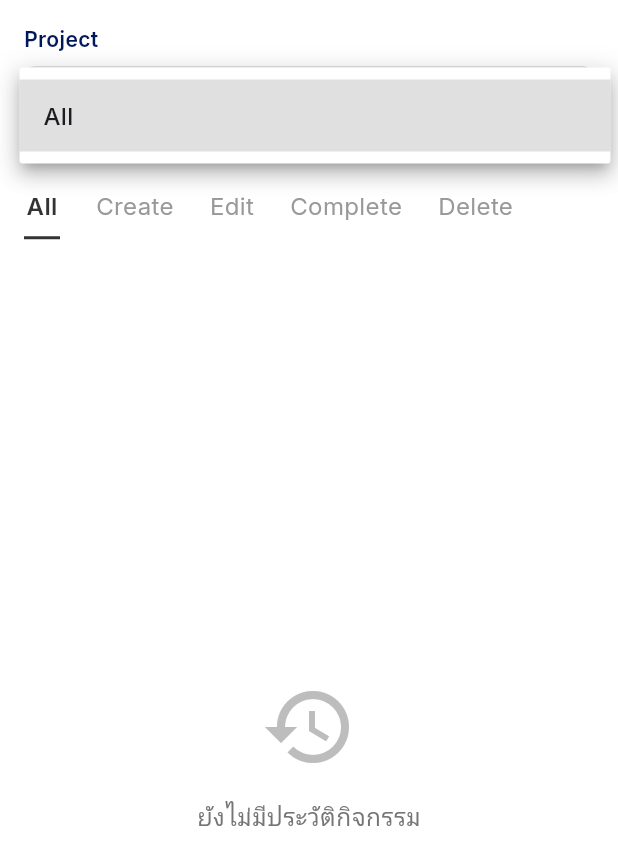
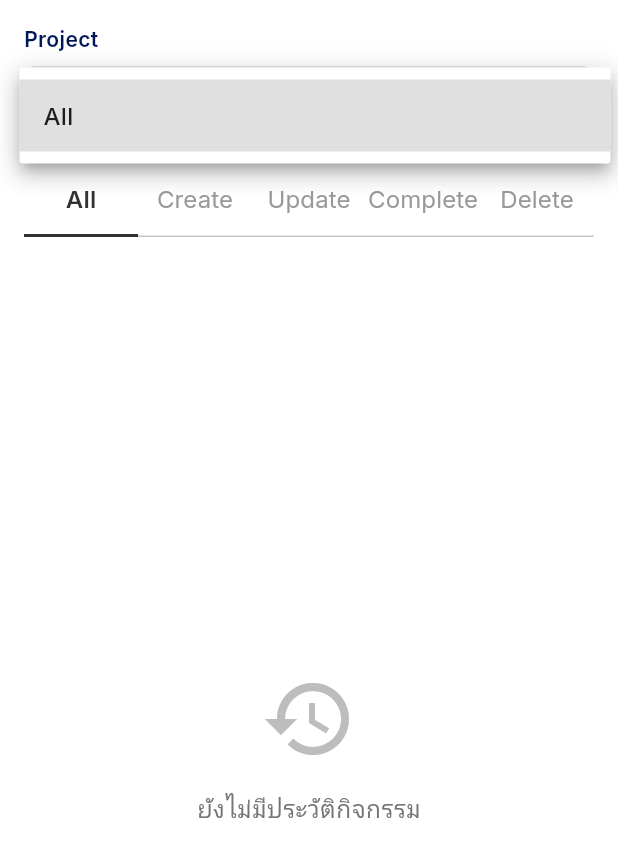
Before and after one commit to MarkCnw/PlanMate, a Flutter app: the HistoryScreen screen opened directly, after a tap on "All", on a phone screen of 412 x 824 dp. Shown: the top 865 px of the screen. Run offline on Flutter 3.47's test engine with Material 3 defaults, Android fonts, the phone set to English and light mode, and no system bars; our stand-ins replace cloud_firestore, firebase_auth, firebase_core, fl_chart, flutter_svg, font_awesome_flutter and 4 more; accounts and stored records are empty.

Commit message:
refactor: Update ActivityType display names and enhance HistoryFilterBar with TabBar for improved UI

```diff
--- a/planmate/lib/History/Models/activity_history_model.dart
+++ b/planmate/lib/History/Models/activity_history_model.dart
@@ -11,7 +11,7 @@ enum ActivityType {
       case ActivityType.create:
         return 'Create';
       case ActivityType.update:
-        return 'Edit';
+        return 'Update';
       case ActivityType.complete:
         return 'Complete';
       case ActivityType.delete:
--- a/planmate/lib/History/Provider/history_provider.dart
+++ b/planmate/lib/History/Provider/history_provider.dart
@@ -139,11 +139,11 @@ class HistoryProvider extends ChangeNotifier {
   }
 
   // Clear all filters
-  void clearFilters() {
-    _selectedFilter = null;
-    _selectedProjectId = null;
-    notifyListeners();
-  }
+  // void clearFilters() {
+  //   _selectedFilter = null;
+  //   _selectedProjectId = null;
+  //   notifyListeners();
+  // }
 
   // Refresh activities
   Future<void> refreshActivities({String? userId}) async {
--- a/planmate/lib/History/Widgets/history_filter_bar.dart
+++ b/planmate/lib/History/Widgets/history_filter_bar.dart
@@ -4,8 +4,66 @@ import 'package:planmate/History/Provider/history_provider.dart';
 import 'package:planmate/provider/project_provider.dart';
 import 'package:planmate/History/Models/activity_history_model.dart';
 
-class HistoryFilterBar extends StatelessWidget {
+class HistoryFilterBar extends StatefulWidget {
   const HistoryFilterBar({super.key});
+
+  @override
+  State<HistoryFilterBar> createState() => _HistoryFilterBarState();
+}
+
+class _HistoryFilterBarState extends State<HistoryFilterBar>
+    with SingleTickerProviderStateMixin {
+  late final TabController _tabController;
+
+  // index: 0 = All, 1..n = ActivityType.values
+  @override
+  void initState() {
+    super.initState();
+    _tabController = TabController(
+      length: 1 + ActivityType.values.length,
+      vsync: this,
+    );
+
+    // sync จาก provider -> tab
+    WidgetsBinding.instance.addPostFrameCallback((_) {
+      final hp = context.read<HistoryProvider>();
+      _tabController.index =
+          hp.selectedFilter == null
+              ? 0
+              : 1 + ActivityType.values.indexOf(hp.selectedFilter!);
+    });
+
+    // sync จาก tab -> provider
+    _tabController.addListener(() {
+      if (_tabController.indexIsChanging) return;
+      final hp = context.read<HistoryProvider>();
+      if (_tabController.index == 0) {
+        hp.setFilter(null);
+      } else {
+        hp.setFilter(ActivityType.values[_tabController.index - 1]);
+      }
+    });
+  }
+
+  @override
+  void didChangeDependencies() {
+    super.didChangeDependencies();
+    // เผื่อกรณี provider เปลี่ยนจากที่อื่น ให้ตาม index ให้ถูก
+    final hp = context.watch<HistoryProvider>();
+    final idx =
+        hp.selectedFilter == null
+            ? 0
+            : 1 + ActivityType.values.indexOf(hp.selectedFilter!);
+    if (_tabController.index != idx) {
+      _tabController.index = idx;
+    }
+  }
+
+  @override
+  void dispose() {
+    _tabController.dispose();
+    super.dispose();
+  }
 
   @override
   Widget build(BuildContext context) {
@@ -15,7 +73,6 @@ class HistoryFilterBar extends StatelessWidget {
       child: Column(
         crossAxisAlignment: CrossAxisAlignment.start,
         children: [
-          // Project Filter
           const Text(
             'Project',
             style: TextStyle(
@@ -25,10 +82,11 @@ class HistoryFilterBar extends StatelessWidget {
             ),
           ),
           const SizedBox(height: 8),
+
+          // ---------- Project dropdown ----------
           Consumer2<HistoryProvider, ProjectProvider>(
             builder: (context, historyProvider, projectProvider, child) {
               final projects = projectProvider.projects;
-
               return Container(
                 width: double.infinity,
                 padding: const EdgeInsets.symmetric(horizontal: 12),
@@ -38,25 +96,24 @@ class HistoryFilterBar extends StatelessWidget {
                   borderRadius: BorderRadius.circular(8),
                 ),
                 child: DropdownButtonHideUnderline(
-                  child: DropdownButton<String>(
+                  child: DropdownButton<String?>(
                     value: historyProvider.selectedProjectId,
                     hint: const Text('เลือกโปรเจกต์'),
                     isExpanded: true,
                     dropdownColor: Colors.white,
-                    onChanged: (value) {
-                      historyProvider.setProjectFilter(value);
-                    },
+                    onChanged:
+                        (value) => historyProvider.setProjectFilter(value),
                     items: [
-                      const DropdownMenuItem<String>(
+                      const DropdownMenuItem<String?>(
                         value: null,
                         child: Text('All'),
                       ),
-                      ...projects.map((project) {
-                        return DropdownMenuItem<String>(
-                          value: project.id,
-                          child: Text(project.title),
-                        );
-                      }).toList(),
+                      ...projects.map(
+                        (p) => DropdownMenuItem<String?>(
+                          value: p.id,
+                          child: Text(p.title),
+                        ),
+                      ),
                     ],
                   ),
                 ),
@@ -66,83 +123,46 @@ class HistoryFilterBar extends StatelessWidget {
 
           const SizedBox(height: 16),
 
-          // Activity Type Filters - Underline Tab Style
-          const SizedBox(height: 8),
-          Consumer<HistoryProvider>(
-            builder: (context, historyProvider, child) {
-              return Container(
-                height: 50,
-                child: Row(
-                  children: [
-                    // All tab
-                    _buildUnderlineTab(
-                      text: 'All',
-                      isSelected: historyProvider.selectedFilter == null,
-                      onTap: () => historyProvider.setFilter(null),
-                    ),
-
-                    const SizedBox(width: 24),
-                    // Activity type tabs
-                    ...ActivityType.values.map((type) {
-                      return Padding(
-                        padding: const EdgeInsets.only(right: 24),
-                        child: _buildUnderlineTab(
-                          text: type.displayName,
-                          isSelected:
-                              historyProvider.selectedFilter == type,
-                          onTap: () => historyProvider.setFilter(type),
-                        ),
-                      );
-                    }).toList(),
-                     Divider(
-                       color: Colors.grey[300],
-                       thickness: 1,
-                     ),
-                  ],
+          // ---------- Tabs ด้วย TabBar (ดูเท่ากันจริง) ----------
+          Theme(
+            data: Theme.of(context).copyWith(
+              splashColor: Colors.transparent,
+              highlightColor: Colors.transparent,
+              dividerColor: Colors.grey[300], // เส้นจางใต้แท็บ (baseline)
+            ),
+            child: TabBar(
+              controller: _tabController,
+              isScrollable: false, // ทุกช่องกว้างเท่ากัน
+              indicatorSize:
+                  TabBarIndicatorSize
+                      .tab, // indicator เต็มความกว้างของช่อง
+              indicator: const UnderlineTabIndicator(
+                borderSide: BorderSide(width: 2, color: Color(0xFF333333)),
+                insets: EdgeInsets.zero,
+              ),
+              labelColor: const Color(0xFF333333),
+              unselectedLabelColor: const Color(0xFF999999),
+              labelStyle: const TextStyle(
+                fontWeight: FontWeight.w600,
+                fontSize: 16,
+              ),
+              unselectedLabelStyle: const TextStyle(
+                fontWeight: FontWeight.w400,
+                fontSize: 16,
+              ),
+              labelPadding: EdgeInsets.zero, // ให้กินพื้นที่เท่ากันเป๊ะ
+              indicatorPadding:
+                  EdgeInsets.zero, // indicator ชิดขอบซ้าย/ขวาช่อง
+              tabs: [
+                const Tab(text: 'All'),
+                ...ActivityType.values.map(
+                  (e) => Tab(text: e.displayName),
                 ),
-              );
-            },
+              ],
+            ),
           ),
         ],
       ),
     );
   }
-
-  Widget _buildUnderlineTab({
-    required String text,
-    required bool isSelected,
-    required VoidCallback onTap,
-  }) {
-    return GestureDetector(
-      onTap: onTap,
-      child: Container(
-        height: 50,
-        child: Column(
-          mainAxisAlignment: MainAxisAlignment.center,
-          children: [
-            Text(
-              text,
-              style: TextStyle(
-                color:
-                    isSelected
-                        ? const Color(0xFF333333)
-                        : const Color(0xFF999999),
-                fontWeight: isSelected ? FontWeight.w600 : FontWeight.w400,
-                fontSize: 16,
-              ),
-            ),
-            const SizedBox(height: 8),
-            Container(
-              height: 2,
-              width: 24,
-              color:
-                  isSelected
-                      ? const Color(0xFF333333)
-                      : Colors.transparent,
-            ),
-          ],
-        ),
-      ),
-    );
-  }
 }
--- a/planmate/lib/provider/task_provider.dart
+++ b/planmate/lib/provider/task_provider.dart
@@ -327,7 +327,7 @@ class TaskProvider extends ChangeNotifier {
 
       // บันทึกประวัติ
       await _logActivity(
-        type: ActivityType.update,
+        type: ActivityType.complete,
         projectId: projectId,
         taskId: taskId,
         description:
```
